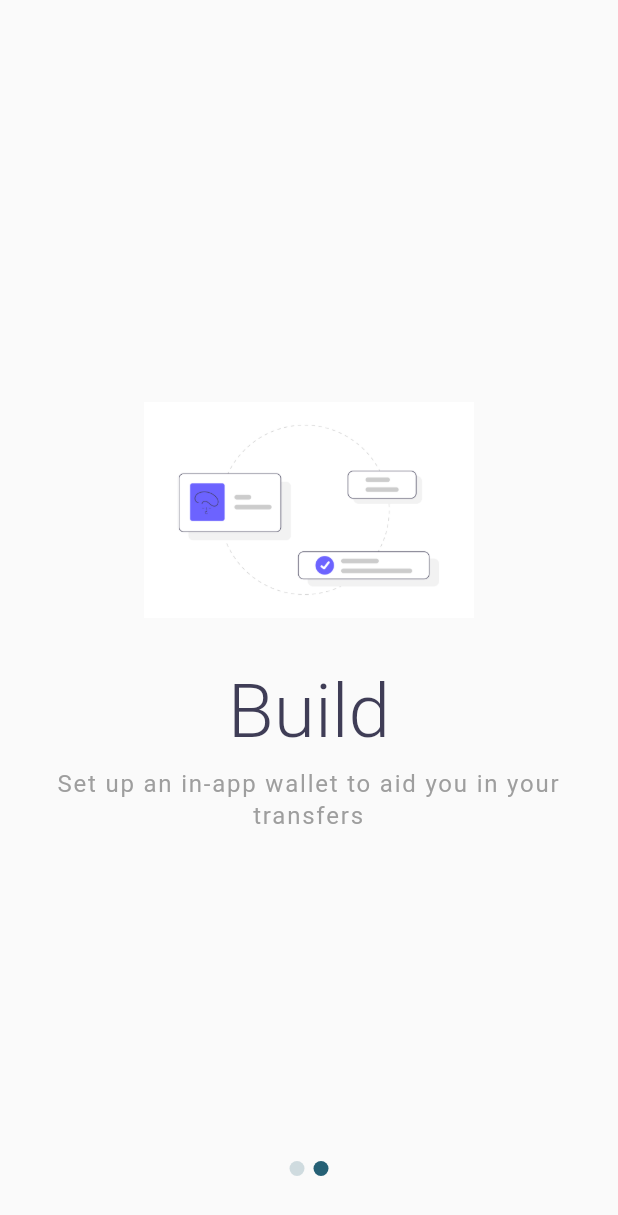
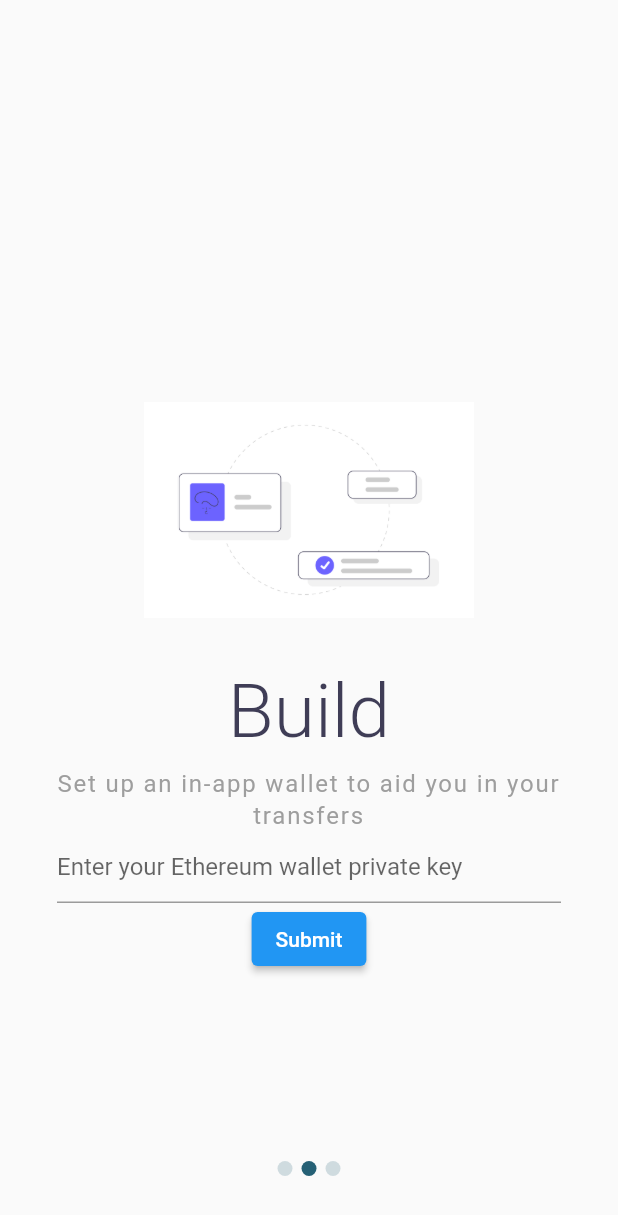
Before and after one commit to thecharlesjenkins/CryptoMeal, a Flutter app: the screen it shows after launch, swiped to page 2, on a phone screen of 412 x 824 dp. Shown: the top 1215 px of the screen. Run offline on Flutter 3.47's test engine with Material 2 defaults, Android fonts, the phone set to English and light mode, and no system bars; our stand-ins replace cloud_firestore, firebase_auth, firebase_core, font_awesome_flutter, google_fonts, google_sign_in and 1 more; missing offline and left inert: web3dart; accounts and stored records are empty.

Commit message:
Require text for setup screens, and animate on submit

```diff
--- a/lib/src/pages/main_page.dart
+++ b/lib/src/pages/main_page.dart
@@ -134,6 +134,7 @@ class _MainPageState extends State<MainPage> {
   @override
   Widget build(BuildContext context) {
     return Scaffold(
+      resizeToAvoidBottomInset: false,
       body: SafeArea(
         child: Stack(
           fit: StackFit.expand,
--- a/lib/src/pages/setup/setup_screen_header.dart
+++ b/lib/src/pages/setup/setup_screen_header.dart
@@ -52,10 +52,11 @@ class HeaderSetupScreenComponent extends CompositeSetupScreenComponent {
                           height: 1.3),
                       textAlign: TextAlign.center,
                     ),
+                    if (child != null) child!,
                   ],
                 ),
               ),
-            )
+            ),
           ],
         ));
   }
--- a/lib/src/pages/welcome.dart
+++ b/lib/src/pages/welcome.dart
@@ -1,7 +1,6 @@
 import 'package:crypto_meal/provider/google_sign_in.dart';
 import 'package:crypto_meal/src/data/database.dart';
 import 'package:crypto_meal/src/data/global_variables.dart';
-import 'package:crypto_meal/src/pages/main_page.dart';
 import 'package:crypto_meal/src/pages/setup/setup_screen_form.dart';
 import 'package:crypto_meal/src/pages/setup/setup_screen_header.dart';
 import 'package:flutter/cupertino.dart';
@@ -32,14 +31,22 @@ List items = [
   }
 ];
 
-final List<SetupScreenComponent> pages = [
-  CompositeSetupScreenComponent(
+enum Screens { welcome, wallet, profile }
+
+final StatedSetupScreenComponent welcomeScreen = (state) {
+  return CompositeSetupScreenComponent(
     child: HeaderSetupScreenComponent(
         image: 'assets/images/undraw_Joyride_re_968t.png',
         title: 'Welcome',
         description: 'Get on-campus meals while connecting with your peers'),
-  ),
-  CompositeSetupScreenComponent(
+  );
+};
+
+typedef StatedSetupScreenComponent = SetupScreenComponent Function(
+    _WelcomeScreenState state);
+
+final StatedSetupScreenComponent walletScreen =
+    (state) => CompositeSetupScreenComponent(
           child: HeaderSetupScreenComponent(
             image: 'assets/images/undraw_Setup_re_y9w8.png',
             title: 'Build',
@@ -49,9 +56,12 @@ final List<SetupScreenComponent> pages = [
                 ScaffoldMessenger.of(context).showSnackBar(
                   const SnackBar(content: Text('Processing Data')),
                 );
+                state.updateCompletedScreens(Screens.wallet);
               },
-        children: [
+              children: (context) => [
                 TextFormFieldSetupScreenComponent(
+                  decoration: const InputDecoration(
+                      hintText: 'Enter your Ethereum wallet private key'),
                   validator: (value) {
                     if (value == null || value.isEmpty) {
                       return 'Please enter some text';
@@ -62,112 +72,27 @@ final List<SetupScreenComponent> pages = [
               ],
             ),
           ),
-  ),
-];
+        );
 
-final GlobalKey<FormState> _formKey = GlobalKey<FormState>();
-
-Database database = GlobalVariables().database;
-String user_id = GlobalVariables.user_id;
-
-String name = "";
-String phnumber = "";
-String username = "";
-
-Profile new_user = Profile(username, name, username, phnumber);
-
-class WelcomeScreen extends StatefulWidget {
-  @override
-  _WelcomeScreenState createState() => _WelcomeScreenState();
-}
-
-class _WelcomeScreenState extends State<WelcomeScreen> {
-  List<Widget> sliders = [];
-  int availablePages = 2;
-  Set<SetupScreenComponent> availableScreens = Set();
-
-  List<Widget> indicator() => List<Widget>.generate(
-      availablePages,
-      (index) => Container(
-            margin: EdgeInsets.symmetric(horizontal: 3.0),
-            height: 10.0,
-            width: 10.0,
-            decoration: BoxDecoration(
-                color: currentPage.round() == index
-                    ? Color(0XFF256075)
-                    : Color(0XFF256075).withOpacity(0.2),
-                borderRadius: BorderRadius.circular(10.0)),
-          ));
-
-  double currentPage = 0.0;
-
-  final _pageViewController = new PageController();
-
-  @override
-  Widget build(BuildContext context) {
-    sliders = items
-        .map((item) => Container(
-            padding: EdgeInsets.symmetric(horizontal: 18.0),
-            child: Column(
-              children: <Widget>[
-                Flexible(
-                  flex: 1,
-                  fit: FlexFit.tight,
-                  child: Image.asset(
-                    item['image'],
-                    fit: BoxFit.fitWidth,
-                    width: 220.0,
-                    alignment: Alignment.bottomCenter,
-                  ),
-                ),
-                Flexible(
-                  flex: 1,
-                  fit: FlexFit.tight,
-                  child: Container(
-                    padding: EdgeInsets.symmetric(horizontal: 20.0),
-                    child: Column(
-                      children: <Widget>[
-                        Text(item['header'],
-                            style: const TextStyle(
-                                fontSize: 50.0,
-                                fontWeight: FontWeight.w300,
-                                color: Color(0XFF3F3D56),
-                                height: 2.0)),
-                        Text(
-                          item['description'],
-                          style: const TextStyle(
-                              color: Colors.grey,
-                              letterSpacing: 1.2,
-                              fontSize: 16.0,
-                              height: 1.3),
-                          textAlign: TextAlign.center,
-                        ),
-                        // if (item.containsKey('buttonText'))
-                        //   TextFormField(
-                        //     decoration: const InputDecoration(
-                        //       hintText: 'Enter your private key',
-                        //     ),
-                        //     initialValue:
-                        //         'd47606a20138373307c83e3e87c08a363ec9bf13240129ee097a70a795c7623b',
-                        //   )
-                      ],
-                    ),
-                  ),
-                ),
-                if (item.containsKey('inputFlag'))
-                  Flexible(
-                      child: Container(
-                          child: Form(
-                    key: _formKey,
-                    child: Column(
-                        crossAxisAlignment: CrossAxisAlignment.start,
-                        children: <Widget>[
+final StatedSetupScreenComponent profileScreen = (state) =>
+    CompositeSetupScreenComponent(
+      child: HeaderSetupScreenComponent(
+        image: 'assets/images/undraw_data_input_fxv2.png',
+        title: 'Create',
+        description: 'Please fill out your profile details:',
+        child: FormSetupScreenComponent(
+          formSetupScreenComponentCompletion: (context) {
+            ScaffoldMessenger.of(context).showSnackBar(
+              const SnackBar(content: Text('Processing Data')),
+            );
+            state.updateCompletedScreens(Screens.profile);
+          },
+          children: (context) => [
             TextFormField(
               onSaved: (String? value) {
                 new_user.name = value ?? "";
               },
-                            decoration: const InputDecoration(
-                                hintText: 'Enter your name'),
+              decoration: const InputDecoration(hintText: 'Enter your name'),
               validator: (String? value) {
                 if (value == null || value.isEmpty) {
                   return 'Please enter some text';
@@ -181,8 +106,8 @@ class _WelcomeScreenState extends State<WelcomeScreen> {
                 new_user.id = value ?? "";
                 GlobalVariables.user_id = value ?? "";
               },
-                            decoration: const InputDecoration(
-                                hintText: 'Enter your username'),
+              decoration:
+                  const InputDecoration(hintText: 'Enter your username'),
               validator: (String? value) {
                 if (value == null || value.isEmpty) {
                   return 'Please enter some text';
@@ -210,57 +135,92 @@ class _WelcomeScreenState extends State<WelcomeScreen> {
                 onPrimary: Colors.black,
                 minimumSize: Size(double.infinity, 50),
               ),
-                              icon: FaIcon(FontAwesomeIcons.google,
-                                  color: Colors.red),
+              icon: FaIcon(FontAwesomeIcons.google, color: Colors.red),
               label: Text('Sign Up with Google'),
               onPressed: () {
                 final provider =
-                                    Provider.of<GoogleSignInProvider>(context,
-                                        listen: false);
+                    Provider.of<GoogleSignInProvider>(context, listen: false);
                 provider.googleLogin();
-                              }),
-                          Padding(
-                              padding:
-                                  const EdgeInsets.symmetric(vertical: 1.0),
-                              child: ElevatedButton(
-                                onPressed: () {
-                                  if (_formKey.currentState!.validate()) {
-                                    _formKey.currentState?.save();
+              },
+            ),
+          ],
+        ),
+      ),
+    );
 
-                                    database.uploadProfile(new_user);
-                                    /*database.Profile(
-                                        "0", name, username, phnumber); */
-                                    Navigator.push(
-                                      context,
-                                      MaterialPageRoute(
-                                          builder: (context) => MainPage(
-                                                title: 'CryptoMeal',
-                                              )),
-                                    );
+typedef StateScreenComponentList = List<SetupScreenComponent> Function(
+    _WelcomeScreenState state);
+
+final StateScreenComponentList pages = (state) => [
+      welcomeScreen(state),
+      walletScreen(state),
+      profileScreen(state),
+    ];
+
+Database database = GlobalVariables().database;
+String user_id = GlobalVariables.user_id;
+
+String name = "";
+String phnumber = "";
+String username = "";
+
+Profile new_user = Profile(username, name, username, phnumber);
+
+class WelcomeScreen extends StatefulWidget {
+  @override
+  _WelcomeScreenState createState() => _WelcomeScreenState();
 }
-                                },
-                                child: const Text('Submit'),
-                              ))
-                        ]),
-                  )))
-              ],
-            )))
-        .toList();
 
+class _WelcomeScreenState extends State<WelcomeScreen> {
+  List<Widget> sliders = [];
+  List<Screens> _completedScreens = [];
+  double currentPage = 0.0;
+
+  _WelcomeScreenState() {
+    sliders = pages(this);
+    _completedScreens.add(Screens.welcome);
+  }
+
+  void updateCompletedScreens(Screens screen) {
+    if (!_completedScreens.contains(screen)) {
+      setState(() {
+        _completedScreens.add(screen);
+        _pageViewController.animateToPage((currentPage + 1).round(),
+            curve: Curves.easeIn, duration: Duration(seconds: 1));
+      });
+    }
+  }
+
+  List<Widget> indicator() => List<Widget>.generate(
+      sliders.length,
+      (index) => Container(
+            margin: EdgeInsets.symmetric(horizontal: 3.0),
+            height: 10.0,
+            width: 10.0,
+            decoration: BoxDecoration(
+                color: currentPage.round() == index
+                    ? Color(0XFF256075)
+                    : Color(0XFF256075).withOpacity(0.2),
+                borderRadius: BorderRadius.circular(10.0)),
+          ));
+
+  final _pageViewController = new PageController();
+
+  @override
+  Widget build(BuildContext context) {
     return Scaffold(
       body: Container(
         child: Stack(
           children: <Widget>[
             PageView.builder(
               controller: _pageViewController,
-              itemCount: availablePages,
+              itemCount: _completedScreens.length + 1,
               itemBuilder: (BuildContext context, int index) {
                 _pageViewController.addListener(() {
                   setState(() {
                     currentPage = _pageViewController.page ?? 0.0;
                   });
                 });
-
                 return sliders[index];
               },
             ),
@@ -273,7 +233,8 @@ class _WelcomeScreenState extends State<WelcomeScreen> {
                   mainAxisAlignment: MainAxisAlignment.center,
                   children: indicator(),
                 ),
-                ))
+              ),
+            ),
           ],
         ),
       ),
```
Also changed, not shown: lib/src/pages/setup/setup_screen_form.dart (+12 -4 lines). Lines whose indentation alone changed are shown as unchanged.
